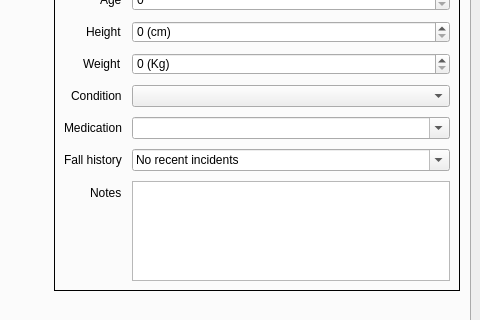
This is QtDesigner/STEP_V0.1.ui in TimoWalraven/MNLEwii as Qt 5 draws it before an edit; both pictures show x 772 to 1252 and y 238 to 558 of the 1252 by 896 pixel window. The edited form follows.
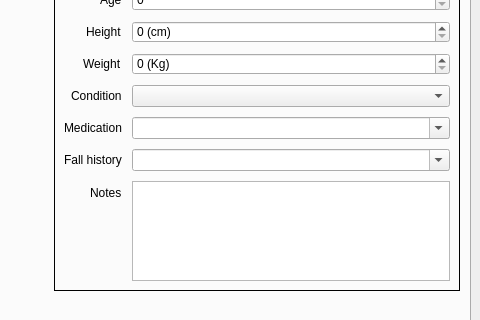
This is the edited form. The open tabs and pages were chosen to show the change. Icons and pictures are not drawn. Custom widgets are drawn as their Qt base class.

Patch:
```diff
--- a/QtDesigner/STEP_V0.1.ui
+++ b/QtDesigner/STEP_V0.1.ui
@@ -516,6 +516,11 @@
                    <property name="editable">
                     <bool>true</bool>
                    </property>
+                   <item>
+                    <property name="text">
+                     <string/>
+                    </property>
+                   </item>
                    <item>
                     <property name="text">
                      <string>No recent incidents</string>
```
Left out of the diff: 4 changed lines with no effect on the pictures.
